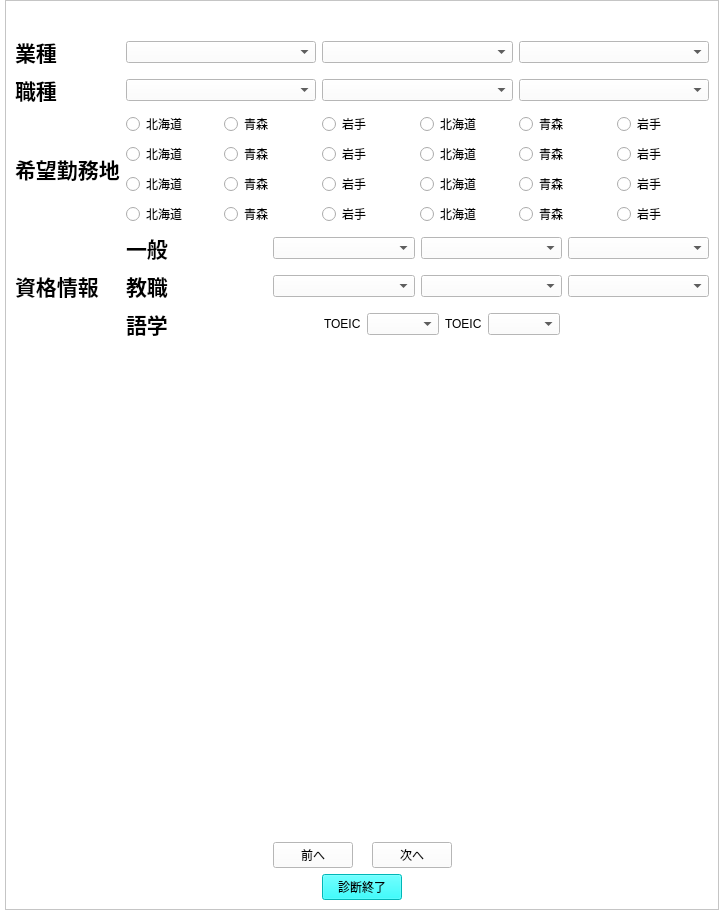
This is design/enaviEntry.ui in kokimame/e-navi as Qt 5 draws it before an edit. The edited form follows.
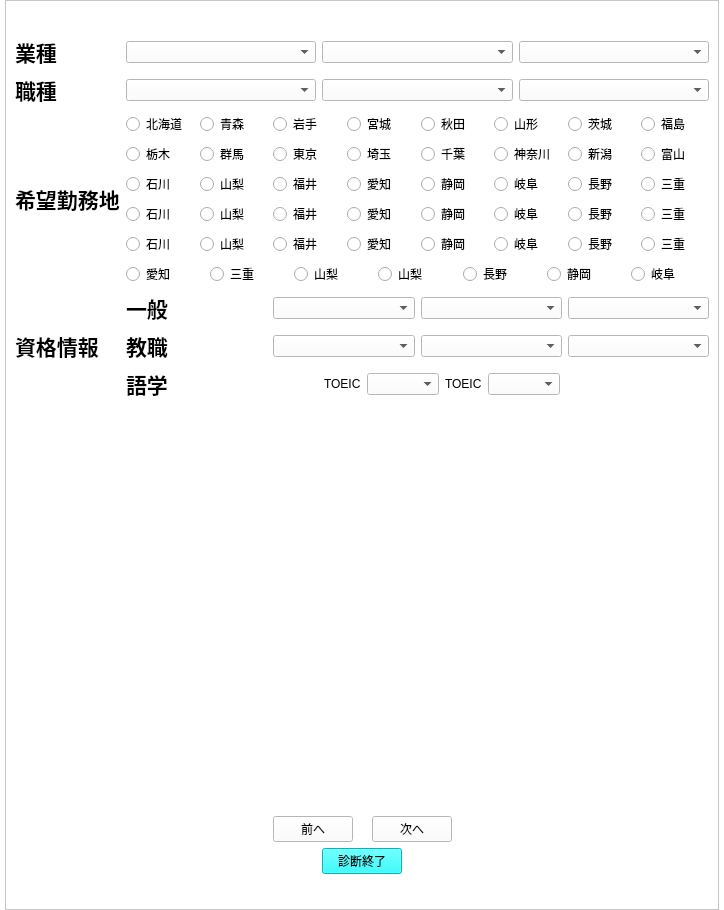
This is the edited form. Icons and pictures are not drawn.

Commit message: Added Footer label to each e-navi pages

What changed in the file:
```diff
--- a/design/enaviEntry.ui
+++ b/design/enaviEntry.ui
@@ -134,113 +134,155 @@
              <item>
               <widget class="QRadioButton" name="radioButton_6">
                <property name="text">
-                <string>北海道</string>
+                <string>宮城</string>
                </property>
               </widget>
              </item>
              <item>
               <widget class="QRadioButton" name="radioButton_5">
                <property name="text">
-                <string>青森</string>
+                <string>秋田</string>
                </property>
               </widget>
              </item>
              <item>
               <widget class="QRadioButton" name="radioButton_4">
                <property name="text">
-                <string>岩手</string>
-               </property>
-              </widget>
-             </item>
-            </layout>
-           </item>
-           <item>
-            <layout class="QHBoxLayout" name="horizontalLayout_6">
-             <item>
-              <widget class="QRadioButton" name="radioButton_19">
-               <property name="text">
-                <string>北海道</string>
+                <string>山形</string>
                </property>
               </widget>
              </item>
              <item>
               <widget class="QRadioButton" name="radioButton_20">
                <property name="text">
-                <string>青森</string>
+                <string>茨城</string>
                </property>
               </widget>
              </item>
+             <item>
+              <widget class="QRadioButton" name="radioButton_19">
+               <property name="text">
+                <string>福島</string>
+               </property>
+              </widget>
+             </item>
+            </layout>
+           </item>
+           <item>
+            <layout class="QHBoxLayout" name="horizontalLayout_6">
              <item>
               <widget class="QRadioButton" name="radioButton_21">
                <property name="text">
-                <string>岩手</string>
+                <string>栃木</string>
                </property>
               </widget>
              </item>
              <item>
               <widget class="QRadioButton" name="radioButton_22">
                <property name="text">
-                <string>北海道</string>
+                <string>群馬</string>
+               </property>
+              </widget>
+             </item>
+             <item>
+              <widget class="QRadioButton" name="radioButton_13">
+               <property name="text">
+                <string>東京</string>
                </property>
               </widget>
              </item>
              <item>
               <widget class="QRadioButton" name="radioButton_23">
                <property name="text">
-                <string>青森</string>
+                <string>埼玉</string>
                </property>
               </widget>
              </item>
              <item>
               <widget class="QRadioButton" name="radioButton_24">
                <property name="text">
-                <string>岩手</string>
-               </property>
-              </widget>
-             </item>
-            </layout>
-           </item>
-           <item>
-            <layout class="QHBoxLayout" name="horizontalLayout_9">
-             <item>
-              <widget class="QRadioButton" name="radioButton_13">
-               <property name="text">
-                <string>北海道</string>
+                <string>千葉</string>
                </property>
               </widget>
              </item>
              <item>
               <widget class="QRadioButton" name="radioButton_14">
                <property name="text">
-                <string>青森</string>
+                <string>神奈川</string>
                </property>
               </widget>
              </item>
              <item>
               <widget class="QRadioButton" name="radioButton_15">
                <property name="text">
-                <string>岩手</string>
+                <string>新潟</string>
                </property>
               </widget>
              </item>
              <item>
               <widget class="QRadioButton" name="radioButton_16">
                <property name="text">
-                <string>北海道</string>
+                <string>富山</string>
                </property>
               </widget>
              </item>
+            </layout>
+           </item>
+           <item>
+            <layout class="QHBoxLayout" name="horizontalLayout_9">
              <item>
               <widget class="QRadioButton" name="radioButton_17">
                <property name="text">
-                <string>青森</string>
+                <string>石川</string>
+               </property>
+              </widget>
+             </item>
+             <item>
+              <widget class="QRadioButton" name="radioButton_25">
+               <property name="text">
+                <string>山梨</string>
                </property>
               </widget>
              </item>
              <item>
               <widget class="QRadioButton" name="radioButton_18">
                <property name="text">
-                <string>岩手</string>
+                <string>福井</string>
+               </property>
+              </widget>
+             </item>
+             <item>
+              <widget class="QRadioButton" name="radioButton_29">
+               <property name="text">
+                <string>愛知</string>
+               </property>
+              </widget>
+             </item>
+             <item>
+              <widget class="QRadioButton" name="radioButton_28">
+               <property name="text">
+                <string>静岡</string>
+               </property>
+              </widget>
+             </item>
+             <item>
+              <widget class="QRadioButton" name="radioButton_27">
+               <property name="text">
+                <string>岐阜</string>
+               </property>
+              </widget>
+             </item>
+             <item>
+              <widget class="QRadioButton" name="radioButton_26">
+               <property name="text">
+                <string>長野</string>
+               </property>
+              </widget>
+             </item>
+             <item>
+              <widget class="QRadioButton" name="radioButton_30">
+               <property name="text">
+                <string>三重</string>
                </property>
               </widget>
              </item>
@@ -249,44 +291,171 @@
            <item>
             <layout class="QHBoxLayout" name="horizontalLayout_10">
              <item>
+              <widget class="QRadioButton" name="radioButton_45">
+               <property name="text">
+                <string>石川</string>
+               </property>
+              </widget>
+             </item>
+             <item>
+              <widget class="QRadioButton" name="radioButton_46">
+               <property name="text">
+                <string>山梨</string>
+               </property>
+              </widget>
+             </item>
+             <item>
+              <widget class="QRadioButton" name="radioButton_47">
+               <property name="text">
+                <string>福井</string>
+               </property>
+              </widget>
+             </item>
+             <item>
+              <widget class="QRadioButton" name="radioButton_48">
+               <property name="text">
+                <string>愛知</string>
+               </property>
+              </widget>
+             </item>
+             <item>
+              <widget class="QRadioButton" name="radioButton_49">
+               <property name="text">
+                <string>静岡</string>
+               </property>
+              </widget>
+             </item>
+             <item>
+              <widget class="QRadioButton" name="radioButton_50">
+               <property name="text">
+                <string>岐阜</string>
+               </property>
+              </widget>
+             </item>
+             <item>
+              <widget class="QRadioButton" name="radioButton_51">
+               <property name="text">
+                <string>長野</string>
+               </property>
+              </widget>
+             </item>
+             <item>
+              <widget class="QRadioButton" name="radioButton_52">
+               <property name="text">
+                <string>三重</string>
+               </property>
+              </widget>
+             </item>
+            </layout>
+           </item>
+           <item>
+            <layout class="QHBoxLayout" name="horizontalLayout_15">
+             <item>
+              <widget class="QRadioButton" name="radioButton_53">
+               <property name="text">
+                <string>石川</string>
+               </property>
+              </widget>
+             </item>
+             <item>
+              <widget class="QRadioButton" name="radioButton_54">
+               <property name="text">
+                <string>山梨</string>
+               </property>
+              </widget>
+             </item>
+             <item>
+              <widget class="QRadioButton" name="radioButton_55">
+               <property name="text">
+                <string>福井</string>
+               </property>
+              </widget>
+             </item>
+             <item>
+              <widget class="QRadioButton" name="radioButton_56">
+               <property name="text">
+                <string>愛知</string>
+               </property>
+              </widget>
+             </item>
+             <item>
+              <widget class="QRadioButton" name="radioButton_57">
+               <property name="text">
+                <string>静岡</string>
+               </property>
+              </widget>
+             </item>
+             <item>
+              <widget class="QRadioButton" name="radioButton_58">
+               <property name="text">
+                <string>岐阜</string>
+               </property>
+              </widget>
+             </item>
+             <item>
+              <widget class="QRadioButton" name="radioButton_59">
+               <property name="text">
+                <string>長野</string>
+               </property>
+              </widget>
+             </item>
+             <item>
+              <widget class="QRadioButton" name="radioButton_60">
+               <property name="text">
+                <string>三重</string>
+               </property>
+              </widget>
+             </item>
+            </layout>
+           </item>
+           <item>
+            <layout class="QHBoxLayout" name="horizontalLayout_16">
+             <item>
+              <widget class="QRadioButton" name="radioButton_35">
+               <property name="text">
+                <string>愛知</string>
+               </property>
+              </widget>
+             </item>
+             <item>
+              <widget class="QRadioButton" name="radioButton_36">
+               <property name="text">
+                <string>三重</string>
+               </property>
+              </widget>
+             </item>
+             <item>
               <widget class="QRadioButton" name="radioButton_7">
                <property name="text">
-                <string>北海道</string>
+                <string>山梨</string>
                </property>
               </widget>
              </item>
              <item>
-              <widget class="QRadioButton" name="radioButton_8">
+              <widget class="QRadioButton" name="radioButton_31">
                <property name="text">
-                <string>青森</string>
+                <string>山梨</string>
                </property>
               </widget>
              </item>
              <item>
-              <widget class="QRadioButton" name="radioButton_9">
+              <widget class="QRadioButton" name="radioButton_32">
                <property name="text">
-                <string>岩手</string>
+                <string>長野</string>
                </property>
               </widget>
              </item>
              <item>
-              <widget class="QRadioButton" name="radioButton_10">
+              <widget class="QRadioButton" name="radioButton_34">
                <property name="text">
-                <string>北海道</string>
+                <string>静岡</string>
                </property>
               </widget>
              </item>
              <item>
-              <widget class="QRadioButton" name="radioButton_11">
+              <widget class="QRadioButton" name="radioButton_37">
                <property name="text">
-                <string>青森</string>
-               </property>
-              </widget>
-             </item>
-             <item>
-              <widget class="QRadioButton" name="radioButton_12">
-               <property name="text">
-                <string>岩手</string>
+                <string>岐阜</string>
                </property>
               </widget>
              </item>
@@ -531,6 +700,46 @@
          </item>
         </layout>
        </item>
+       <item>
+        <layout class="QHBoxLayout" name="horizontalLayout_3">
+         <item>
+          <spacer name="horizontalSpacer_3">
+           <property name="orientation">
+            <enum>Qt::Horizontal</enum>
+           </property>
+           <property name="sizeHint" stdset="0">
+            <size>
+             <width>40</width>
+             <height>20</height>
+            </size>
+           </property>
+          </spacer>
+         </item>
+         <item>
+          <widget class="QLabel" name="label_6">
+           <property name="text">
+            <string/>
+           </property>
+           <property name="pixmap">
+            <pixmap>../image/eclass_lower.png</pixmap>
+           </property>
+          </widget>
+         </item>
+         <item>
+          <spacer name="horizontalSpacer_10">
+           <property name="orientation">
+            <enum>Qt::Horizontal</enum>
+           </property>
+           <property name="sizeHint" stdset="0">
+            <size>
+             <width>40</width>
+             <height>20</height>
+            </size>
+           </property>
+          </spacer>
+         </item>
+        </layout>
+       </item>
       </layout>
      </widget>
     </widget>
```
The commit also changes 9 other files.
